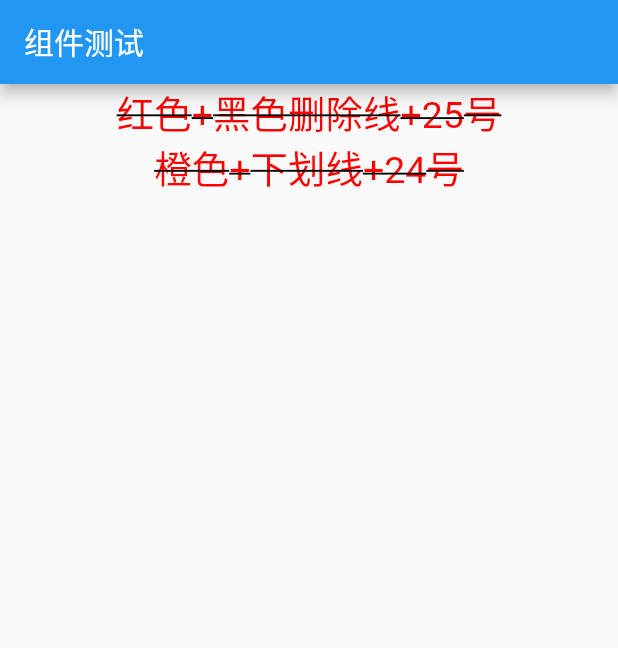
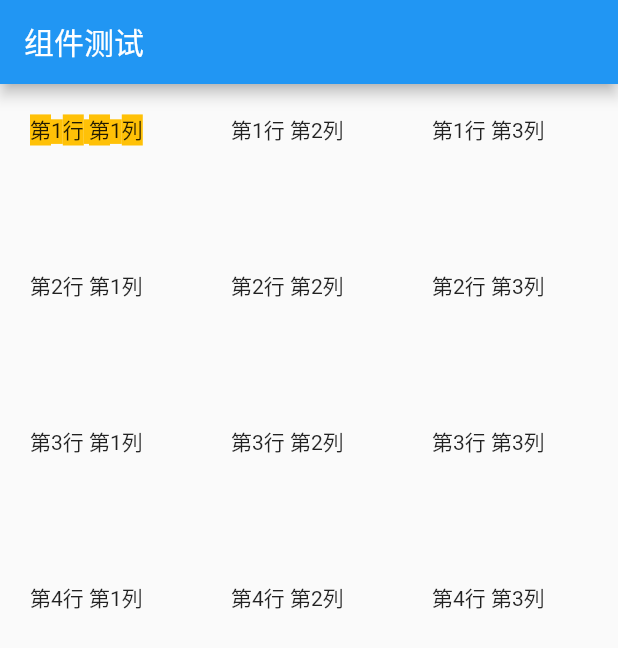
Before and after one commit to haoyuehuyu/LearningFlutter, a Flutter app: the screen it shows after launch, on a phone screen of 412 x 824 dp. Shown: the top 648 px of the screen. Run offline on Flutter 3.47's test engine with Material 2 defaults, Android fonts, the phone set to English and light mode, and no system bars.

Commit message:
添加icons-listview-gridview等演示代码

```diff
--- /dev/null
+++ b/flutter_second_usual_widgets/lib/grid_view_page.dart
@@ -0,0 +1,31 @@
+import 'package:flutter/material.dart';
+
+class GridViewPage extends StatelessWidget {
+  const GridViewPage({Key key}) : super(key: key);
+
+  @override
+  Widget build(BuildContext context) {
+    // 使用GridView.count构建网格
+    return GridView.count(
+      primary: false,
+      padding: EdgeInsets.all(20),
+      crossAxisSpacing: 30.0,
+      // 一行上放三列数据
+      crossAxisCount: 3,
+      children: <Widget>[
+        Text("第1行 第1列",style: TextStyle(backgroundColor: Colors.amber),),
+        Text("第1行 第2列"),
+        Text("第1行 第3列"),
+        Text("第2行 第1列"),
+        Text("第2行 第2列"),
+        Text("第2行 第3列"),
+        Text("第3行 第1列"),
+        Text("第3行 第2列"),
+        Text("第3行 第3列"),
+        Text("第4行 第1列"),
+        Text("第4行 第2列"),
+        Text("第4行 第3列"),
+      ],
+    );
+  }
+}
--- a/flutter_second_usual_widgets/lib/main.dart
+++ b/flutter_second_usual_widgets/lib/main.dart
@@ -2,6 +2,11 @@ import 'package:flutter/material.dart';
 import 'container_test_page.dart';
 import 'image_test_page.dart';
 import 'text_test_page.dart';
+import 'icons_test_page.dart';
+import 'list_view_test_page.dart';
+import 'list_view_horizontal_page.dart';
+import 'long_list_view_page.dart';
+import 'grid_view_page.dart';
 
 void main() => runApp(MyApp());
 
@@ -16,7 +21,10 @@ class MyApp extends StatelessWidget {
       ),
       home: Scaffold(
         appBar: AppBar(title: Text("组件测试"),),
-        body: TextTestPage()
+        body: GridViewPage()
+        //LongListViewPage(items: List<String>.generate(500, (i) => "item $i"))
+        //ListViewHorizontalPage()//ListViewPage()
+        //IconsTestPage()//TextTestPage()
         //ImageTestPage()//ContainerPage(),
       ),
     );
```
Also changed, not shown: flutter_second_usual_widgets/lib/icons_test_page.dart (added, +45 -0 lines), flutter_second_usual_widgets/lib/list_view_horizontal_page.dart (added, +60 -0 lines), flutter_second_usual_widgets/lib/list_view_test_page.dart (added, +38 -0 lines), flutter_second_usual_widgets/lib/long_list_view_page.dart (added, +19 -0 lines), flutter_second_usual_widgets/lib/text_test_page.dart (+21 -4 lines).
